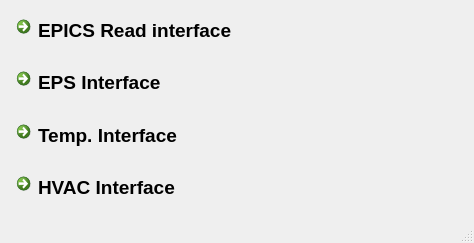
Old version of the form myInterface/telaInicial.ui in the repository semissatto2/Interface_files.
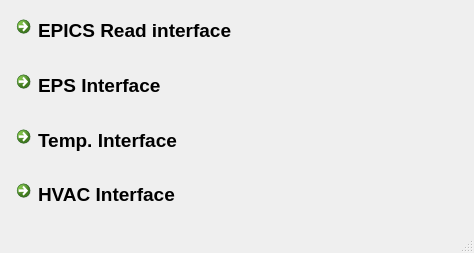
New version of the form. Icons and pictures are not drawn.

What changed in the file:
```diff
--- a/myInterface/telaInicial.ui
+++ b/myInterface/telaInicial.ui
@@ -7,7 +7,7 @@
     <x>0</x>
     <y>0</y>
     <width>474</width>
-    <height>243</height>
+    <height>253</height>
    </rect>
   </property>
   <property name="windowTitle">
```
Left out of the diff: 4 changed lines with no effect on the pictures.
